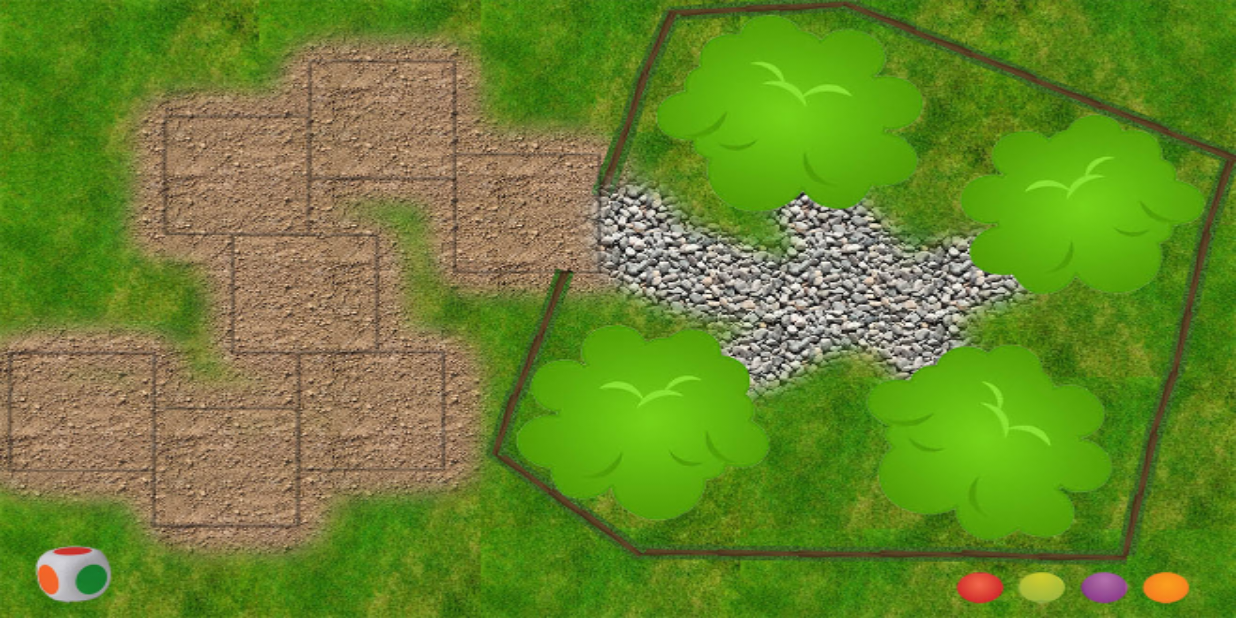
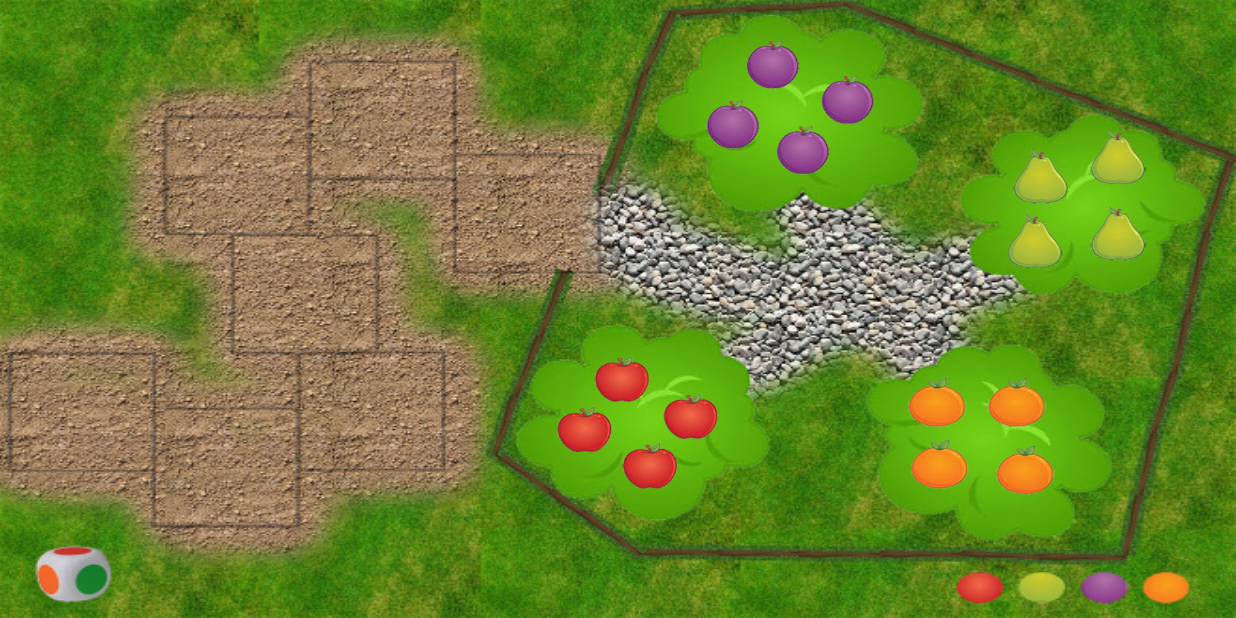
Before and after one commit to Oziris-34/Corbeau, an Android app: the GameActivity screen opened directly, with no data from a screen before it, on a phone screen of 824 x 412 dp (held sideways). Run offline under Robolectric (Android 15) with nearby library versions, the phone set to English and light mode, and no system bars.

Commit message:
Merge remote-tracking branch 'remotes/origin/Oziris' into Rougetaal
# Conflicts:
#	app/src/main/res/drawable/rouge_4.png

```diff
--- a/app/src/main/java/com/example/a34011_73_01/corbeau_project/GameActivity.java
+++ b/app/src/main/java/com/example/a34011_73_01/corbeau_project/GameActivity.java
@@ -2,6 +2,7 @@ package com.example.a34011_73_01.corbeau_project;
 
 import android.os.Bundle;
 import android.support.v7.app.AppCompatActivity;
+import android.util.Log;
 import android.widget.ImageView;
 
 /**
@@ -10,43 +11,37 @@ import android.widget.ImageView;
 
 public class GameActivity extends AppCompatActivity {
 
-    private Game game;
-    private int currentPlayer;
-
-    private ImageView greenFruit;
-    private ImageView orangeFruit;
-    private ImageView violetFruit;
-    private ImageView yellowFruit;
+    private GameThread gameThread;
 
     @Override
     protected void onCreate(Bundle savedInstanceState) {
         super.onCreate(savedInstanceState);
         setContentView(R.layout.activity_game);
-        /*
-        greenFruit = (ImageView)findViewById(R.id.orchardGreenFruit);
 
-        orangeFruit = (ImageView)findViewById(R.id.orchardOrangeFruit);
-        violetFruit = (ImageView)findViewById(R.id.orchardVioletFruit);
-        yellowFruit = (ImageView)findViewById(R.id.orchardYellowFruit);
-
-        game = new Game();
-
-        game.setPlayer();
-
-        currentPlayer = 0;
-
-        currentPlayer = currentPlayer % 2;
-
-        //updateBoard();
-
-        playerTurn();
-
-        //updateBoard();
-
-        currentPlayer++;
-        */
+        gameThread = new GameThread();
+        gameThread.setRunning(true);
+        gameThread.start();
     }
 
+    @Override
+    protected void onDestroy() {
+        Log.d("GameActivity", "Destroying thread!");
+        super.onDestroy();
+
+        gameThread.setRunning(false);
+
+        boolean retry = true;
+        while(retry) {
+            try {
+                gameThread.join();
+                retry = false;
+            }
+            catch(InterruptedException e) {
+                Log.d("GameActivity", "Failed to join game thread!");
+            }
+        }
+    }
+/*
     private void playerTurn() {
         int result = game.launchDice();
 
@@ -171,4 +166,5 @@ public class GameActivity extends AppCompatActivity {
 
         }
     }
+    */
 }
--- /dev/null
+++ b/app/src/main/java/com/example/a34011_73_01/corbeau_project/GameThread.java
@@ -0,0 +1,25 @@
+package com.example.a34011_73_01.corbeau_project;
+
+/**
+ * Created by 34011-73-09 on 26/10/2016.
+ */
+
+public class GameThread extends Thread {
+    private boolean running;
+    private long oldTime;
+
+    public GameThread() {
+
+    }
+
+    public void setRunning(boolean running) {
+        this.running = running;
+    }
+
+    @Override
+    public void run() {
+        while(running) {
+
+        }
+    }
+}
--- a/app/src/main/java/com/example/a34011_73_01/corbeau_project/MainGamePanel.java
+++ /dev/null
@@ -1,10 +0,0 @@
-package com.example.a34011_73_01.corbeau_project;
-
-import android.view.SurfaceView;
-
-/**
- * Created by 34011-73-09 on 25/10/2016.
- */
-
-public class MainGamePanel extends SurfaceView {
-}
--- a/app/src/main/java/com/example/a34011_73_01/corbeau_project/MainThread.java
+++ /dev/null
@@ -1,8 +0,0 @@
-package com.example.a34011_73_01.corbeau_project;
-
-/**
- * Created by 34011-73-09 on 25/10/2016.
- */
-
-public class MainThread extends Thread {
-}
--- a/app/src/main/res/layout/activity_game.xml
+++ b/app/src/main/res/layout/activity_game.xml
@@ -19,25 +19,29 @@
             android:id="@+id/orchardYellowFruit"
             android:scaleType="fitXY"
             android:layout_width="wrap_content"
-            android:layout_height="wrap_content"/>
+            android:layout_height="wrap_content"
+            android:src="@drawable/rouge4"/>
 
         <ImageView
             android:id="@+id/orchardGreenFruit"
             android:scaleType="fitXY"
             android:layout_width="match_parent"
-            android:layout_height="match_parent"/>
+            android:layout_height="match_parent"
+            android:src="@drawable/vert4"/>
 
         <ImageView
             android:id="@+id/orchardVioletFruit"
             android:scaleType="fitXY"
             android:layout_width="wrap_content"
-            android:layout_height="wrap_content"/>
+            android:layout_height="wrap_content"
+            android:src="@drawable/violet4"/>
 
         <ImageView
             android:id="@+id/orchardOrangeFruit"
             android:scaleType="fitXY"
             android:layout_width="wrap_content"
-            android:layout_height="wrap_content"/>
+            android:layout_height="wrap_content"
+            android:src="@drawable/orange4"/>
 
         <ImageView
             android:id="@+id/harvestFruit"
```
Also changed, not shown: 1 other file.
